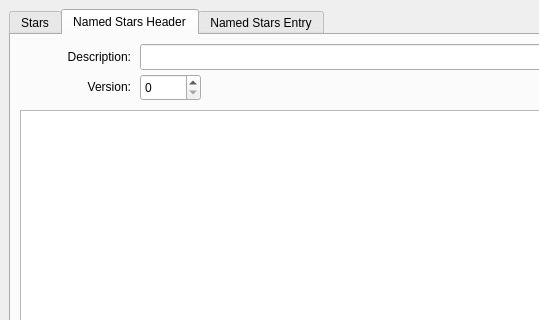
Old version of the form src/mainwindow.ui in the repository pawel-soja/KStarsDataEditor; both pictures show x 0 to 539 and y 0 to 320 of the 1411 by 697 pixel window.
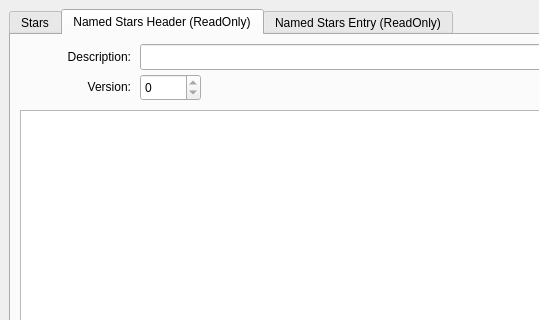
New version of the form. The open tabs and pages were chosen to show the change.

Commit message: star table fully editable

The edit to the form file:
```diff
--- a/src/mainwindow.ui
+++ b/src/mainwindow.ui
@@ -42,7 +42,7 @@
       </widget>
       <widget class="QWidget" name="tab_2">
        <attribute name="title">
-        <string>Named Stars Header</string>
+        <string>Named Stars Header (ReadOnly)</string>
        </attribute>
        <layout class="QVBoxLayout" name="verticalLayout_3">
         <item>
@@ -62,6 +62,9 @@
              <height>27</height>
             </rect>
            </property>
+           <property name="readOnly">
+            <bool>true</bool>
+           </property>
           </widget>
           <widget class="QLabel" name="label_2">
            <property name="geometry">
@@ -114,7 +117,7 @@
       </widget>
       <widget class="QWidget" name="tab_3">
        <attribute name="title">
-        <string>Named Stars Entry</string>
+        <string>Named Stars Entry (ReadOnly)</string>
        </attribute>
        <layout class="QVBoxLayout" name="verticalLayout_4">
         <item>
```
Left out of the diff: 3 changed lines with no effect on the pictures. The commit also changes 3 other files.
